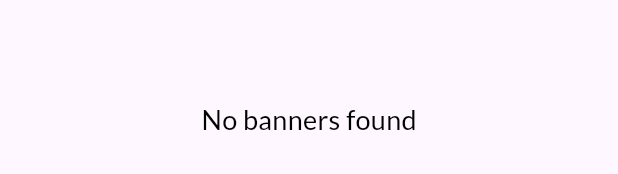
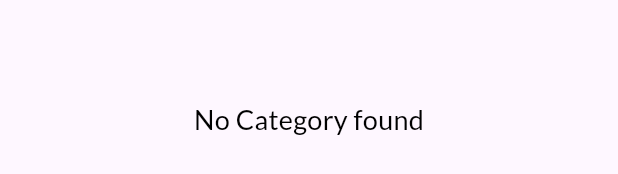
Before and after one commit to Sukhmeetsingh306/store_app, a Flutter app: the CategoryWidget widget shown alone on an empty page, opened directly, on a phone screen of 412 x 824 dp. Shown: the part 499-673 px from the top of the screen. Run offline on Flutter 3.47's test engine with Material 3 defaults, Android fonts, the phone set to English and light mode, and no system bars; our stand-ins replace file_picker, flutter_svg, google_fonts; missing offline and left inert: cloudinary_public, flutter_admin_scaffold; network calls fail.

Commit message:
altered the code

```diff
--- a/lib/controllers/category_controllers.dart
+++ b/lib/controllers/category_controllers.dart
@@ -77,7 +77,7 @@ class CategoryControllers {
         },
       );
 
-      print(response.body);
+      //print(response.body);
       if(response.statusCode == 200) {
         List<dynamic> categoryData = jsonDecode(response.body);
 
--- a/lib/views/screens/navigation_web/widget/category_widget.dart
+++ b/lib/views/screens/navigation_web/widget/category_widget.dart
@@ -32,7 +32,7 @@ class _CategoryWidgetState extends State<CategoryWidget> {
         } else if (!snapshot.hasData || snapshot.data!.isEmpty) {
           return Center(
             child: googleText(
-              "No banners found",
+              "No Category found",
               fontWeight: FontWeight.normal,
               fontSize: 18,
             ),
```
